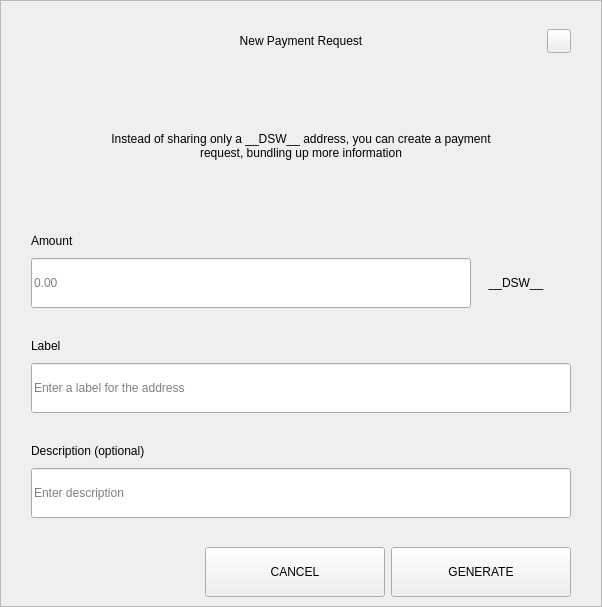
Before: the Qt Designer form src/qt/pivx/forms/requestdialog.ui in decenomy/DSW, drawn with Qt 5.
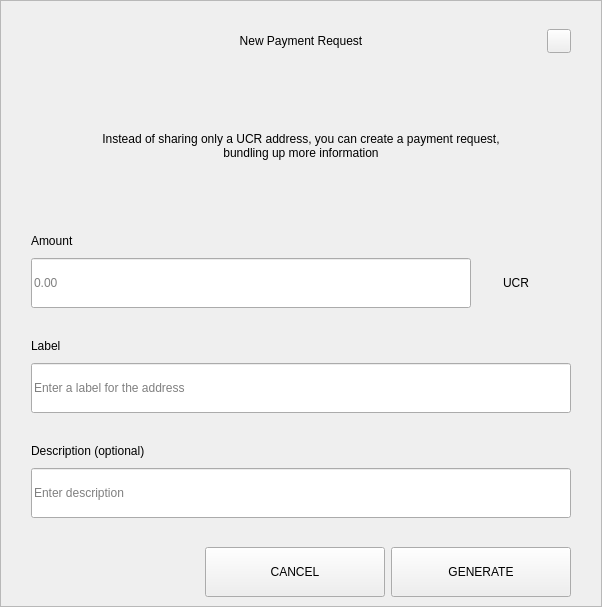
After: the same form once the commit is applied.

Diff of the .ui file:
```diff
--- a/src/qt/pivx/forms/requestdialog.ui
+++ b/src/qt/pivx/forms/requestdialog.ui
@@ -210,7 +210,7 @@
              </size>
             </property>
             <property name="text">
-             <string>Instead of sharing only a __DSW__ address, you can create a payment request, bundling up more information</string>
+             <string>Instead of sharing only a UCR address, you can create a payment request, bundling up more information</string>
             </property>
             <property name="alignment">
              <set>Qt::AlignCenter</set>
@@ -327,7 +327,7 @@
                    <item>
                     <widget class="QLabel" name="comboBoxCoin">
                      <property name="text">
-                      <string>__DSW__</string>
+                      <string>UCR</string>
                      </property>
                      <property name="alignment">
                       <set>Qt::AlignCenter</set>
```
